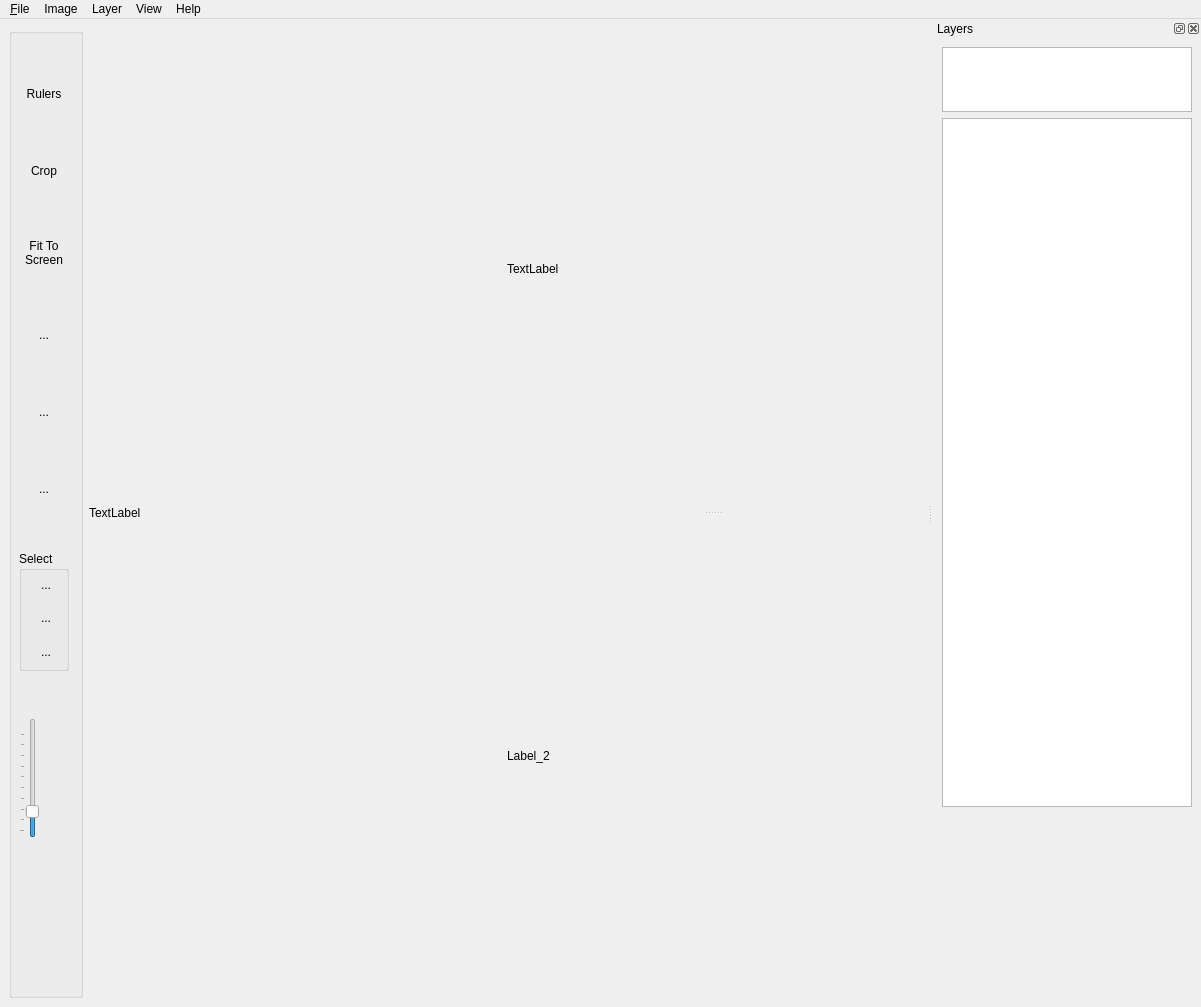
Old version of the form bLUe.ui in the repository bvirxx/bLUe_PYSIDE.
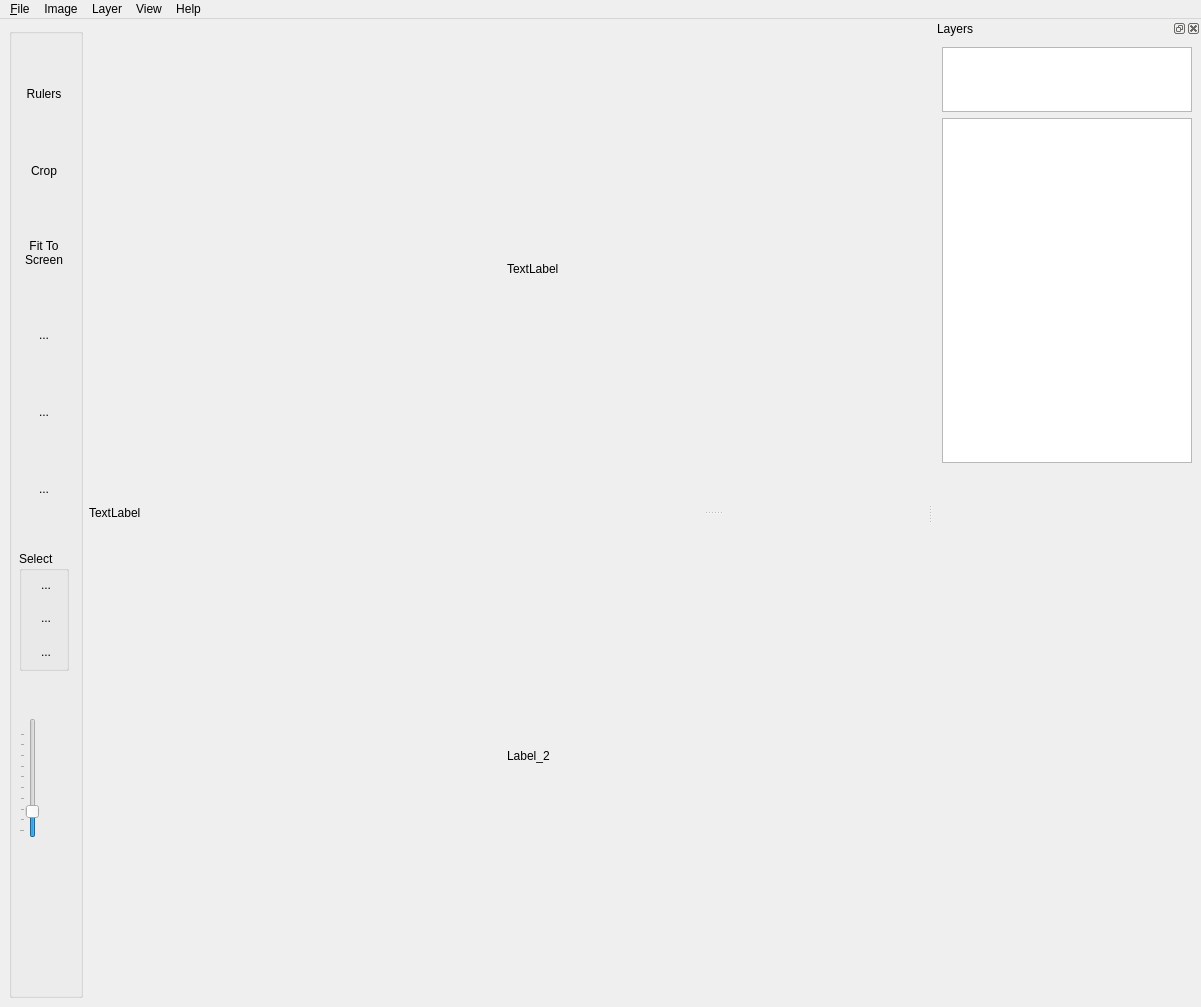
New version of the form. Icons and pictures are not drawn. Custom widgets are drawn as their Qt base class.

What changed in the file:
```diff
--- a/bLUe.ui
+++ b/bLUe.ui
@@ -768,8 +768,8 @@
   <widget class="QDockWidget" name="dockWidget">
    <property name="minimumSize">
     <size>
-     <width>250</width>
-     <height>246</height>
+     <width>109</width>
+     <height>224</height>
     </size>
    </property>
    <property name="maximumSize">
@@ -807,6 +807,12 @@
      </item>
      <item alignment="Qt::AlignRight">
       <widget class="QLayerView" name="tableView">
+       <property name="sizePolicy">
+        <sizepolicy hsizetype="Expanding" vsizetype="Preferred">
+         <horstretch>0</horstretch>
+         <verstretch>0</verstretch>
+        </sizepolicy>
+       </property>
        <property name="maximumSize">
         <size>
          <width>250</width>
@@ -822,7 +828,20 @@
       </widget>
      </item>
      <item>
-      <widget class="QWidget" name="propertyWidget" native="true"/>
+      <widget class="QWidget" name="propertyWidget" native="true">
+       <property name="sizePolicy">
+        <sizepolicy hsizetype="Preferred" vsizetype="Minimum">
+         <horstretch>0</horstretch>
+         <verstretch>0</verstretch>
+        </sizepolicy>
+       </property>
+       <property name="minimumSize">
+        <size>
+         <width>0</width>
+         <height>0</height>
+        </size>
+       </property>
+      </widget>
      </item>
     </layout>
    </widget>
```
